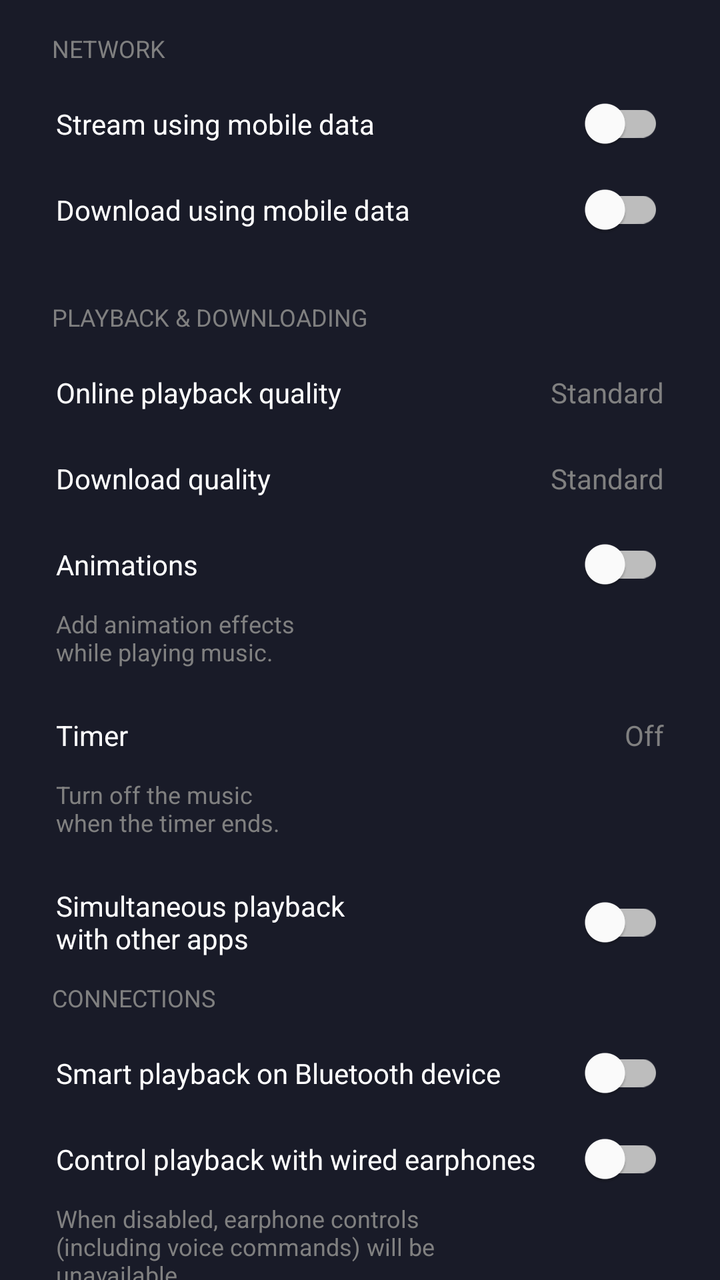
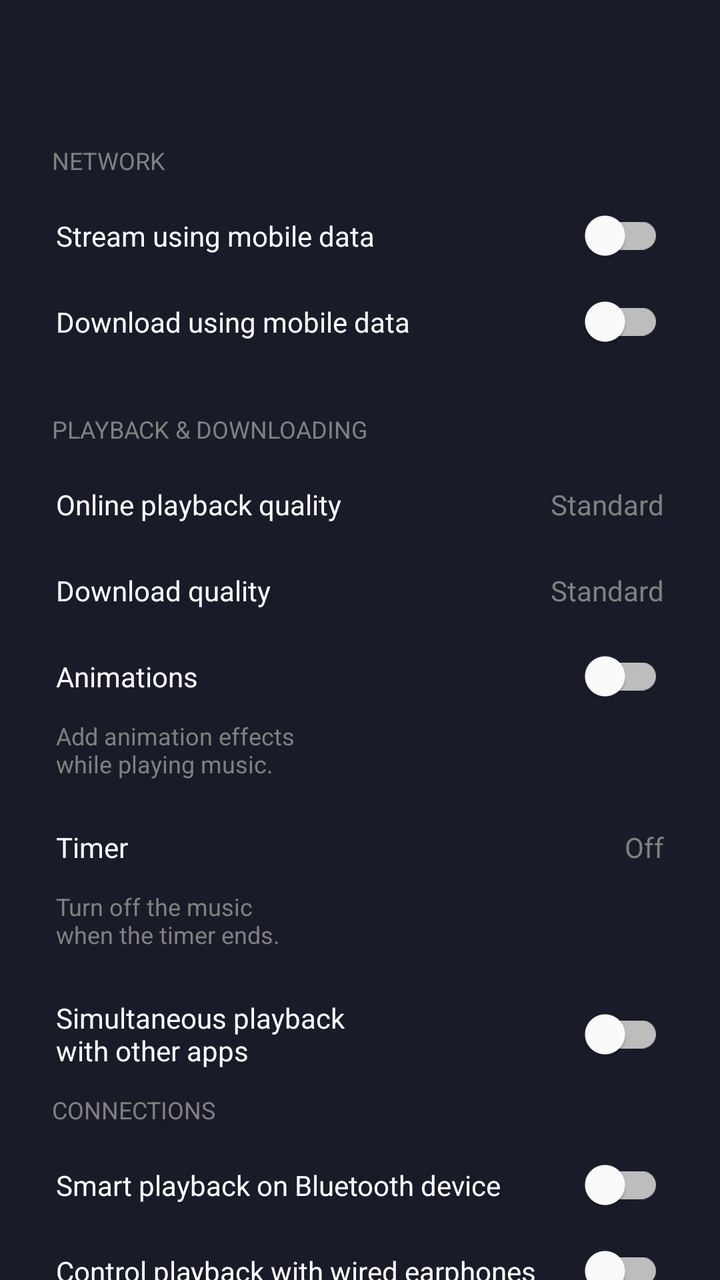

An Android layout rendered at two revisions. The XML below is the earlier revision; the diff shows what the commit changed to produce the second picture.
<!-- AndroidManifest.xml: application theme AppTheme -->
<!-- res/layout/fragment_settings.xml -->
<?xml version="1.0" encoding="utf-8"?>
<RelativeLayout
	xmlns:android="http://schemas.android.com/apk/res/android"
	xmlns:app="http://schemas.android.com/apk/res-auto"
	xmlns:tools="http://schemas.android.com/tools"
	android:layout_width="match_parent"
	android:layout_height="match_parent"
	android:background="@color/mainbg"
	tools:context="com.hyperion.musicx.SettingsFragment"
	android:id="@+id/settingsFrag">

	<android.support.v4.widget.NestedScrollView
		android:layout_width="match_parent"
		android:layout_height="match_parent">

		<LinearLayout
			android:layout_width="match_parent"
			android:layout_height="wrap_content"
			android:orientation="vertical"
			android:padding="16dp">

			<TextView
				android:layout_width="wrap_content"
				android:layout_height="wrap_content"
				android:text="NETWORK"
				android:textColor="#808080"
				android:textSize="12sp"
				android:paddingBottom="8dp"
				android:paddingLeft="10dp"/>

			<android.support.v7.widget.SwitchCompat
				android:id="@+id/switch_stream_mobile"
				android:layout_width="match_parent"
				android:layout_height="wrap_content"
				android:text="Stream using mobile data"
				android:textColor="#FFFFFF"
				android:padding="12dp"
				app:trackTint="@xml/switch_track_selector"
				app:thumbTint="#FFFFFF"/>

			<android.support.v7.widget.SwitchCompat
				android:id="@+id/switch_download_mobile"
				android:layout_width="match_parent"
				android:layout_height="wrap_content"
				android:text="Download using mobile data"
				android:textColor="#FFFFFF"
				android:padding="12dp"
				app:trackTint="@xml/switch_track_selector"
				app:thumbTint="#FFFFFF"/>

			<TextView
				android:layout_width="wrap_content"
				android:layout_height="wrap_content"
				android:text="PLAYBACK &amp; DOWNLOADING"
				android:textColor="#808080"
				android:textSize="12sp"
				android:paddingTop="24dp"
				android:paddingLeft="10dp"
				android:paddingBottom="8dp"/>

			<RelativeLayout
				android:id="@+id/row_online_quality"
				android:layout_width="match_parent"
				android:layout_height="wrap_content"
				android:padding="12dp"
				android:clickable="true"
				android:focusable="true"
				android:background="?attr/selectableItemBackground">

				<TextView
					android:layout_width="wrap_content"
					android:layout_height="wrap_content"
					android:text="Online playback quality"
					android:textColor="#FFFFFF"/>

				<TextView
					android:layout_width="wrap_content"
					android:layout_height="wrap_content"
					android:layout_alignParentRight="true"
					android:text="Standard"
					android:textColor="#808080"/>

			</RelativeLayout>

			<RelativeLayout
				android:id="@+id/row_download_quality"
				android:layout_width="match_parent"
				android:layout_height="wrap_content"
				android:padding="12dp"
				android:clickable="true"
				android:focusable="true"
				android:background="?attr/selectableItemBackground">

				<TextView
					android:layout_width="wrap_content"
					android:layout_height="wrap_content"
					android:text="Download quality"
					android:textColor="#FFFFFF"/>

				<TextView
					android:layout_width="wrap_content"
					android:layout_height="wrap_content"
					android:layout_alignParentRight="true"
					android:text="Standard"
					android:textColor="#808080"/>

			</RelativeLayout>

			<android.support.v7.widget.SwitchCompat
				android:id="@+id/switch_animations"
				android:layout_width="match_parent"
				android:layout_height="wrap_content"
				android:text="Animations"
				android:textColor="#FFFFFF"
				android:padding="12dp"
				app:trackTint="@xml/switch_track_selector"
				app:thumbTint="#FFFFFF"/>

			<TextView
				android:layout_width="match_parent"
				android:layout_height="wrap_content"
				android:text="@string/animText"
				android:textColor="#808080"
				android:textSize="12sp"
				android:paddingLeft="12dp"
				android:paddingBottom="12dp"/>

			<RelativeLayout
				android:id="@+id/row_timer"
				android:layout_width="match_parent"
				android:layout_height="wrap_content"
				android:padding="12dp"
				android:clickable="true"
				android:focusable="true"
				android:background="?attr/selectableItemBackground">

				<TextView
					android:layout_width="wrap_content"
					android:layout_height="wrap_content"
					android:text="Timer"
					android:textColor="#FFFFFF"
					android:id="@+id/fragmentsettingsTextView1"/>

				<TextView
					android:layout_width="wrap_content"
					android:layout_height="wrap_content"
					android:layout_alignParentRight="true"
					android:text="Off"
					android:textColor="#808080"/>

				<TextView
					android:layout_width="wrap_content"
					android:layout_height="wrap_content"
					android:layout_below="@id/fragmentsettingsTextView1"
					android:text="@string/timerText"
					android:textColor="#808080"
					android:textSize="12sp"
					android:paddingTop="12dp"/>

			</RelativeLayout>

			<android.support.v7.widget.SwitchCompat
				android:id="@+id/switch_simplayback"
				android:layout_width="match_parent"
				android:layout_height="wrap_content"
				android:text="@string/playbackheaderText"
				android:textColor="#FFFFFF"
				android:padding="12dp"
				app:trackTint="@xml/switch_track_selector"
				app:thumbTint="#FFFFFF"/>

			<TextView
				android:layout_width="wrap_content"
				android:layout_height="wrap_content"
				android:text="CONNECTIONS"
				android:textColor="#808080"
				android:textSize="12sp"
				android:paddingBottom="8dp"
				android:paddingLeft="10dp"/>

			<android.support.v7.widget.SwitchCompat
				android:id="@+id/switch_smart_play"
				android:layout_width="match_parent"
				android:layout_height="wrap_content"
				android:text="Smart playback on Bluetooth device"
				android:textColor="#FFFFFF"
				android:padding="12dp"
				app:trackTint="@xml/switch_track_selector"
				app:thumbTint="#FFFFFF"/>

			<android.support.v7.widget.SwitchCompat
				android:id="@+id/switch_wired_play"
				android:layout_width="match_parent"
				android:layout_height="wrap_content"
				android:text="Control playback with wired earphones"
				android:textColor="#FFFFFF"
				android:padding="12dp"
				app:trackTint="@xml/switch_track_selector"
				app:thumbTint="#FFFFFF"/>

			<TextView
				android:layout_width="match_parent"
				android:layout_height="wrap_content"
				android:text="@string/playbackText"
				android:textColor="#808080"
				android:textSize="12sp"
				android:paddingLeft="12dp"
				android:paddingBottom="12dp"/>

			<android.support.v7.widget.SwitchCompat
				android:id="@+id/switch_show_lyrics"
				android:layout_width="match_parent"
				android:layout_height="wrap_content"
				android:text="Show lyrics in car"
				android:textColor="#FFFFFF"
				android:padding="12dp"
				app:trackTint="@xml/switch_track_selector"
				app:thumbTint="#FFFFFF"/>

			<TextView
				android:layout_width="wrap_content"
				android:layout_height="wrap_content"
				android:text="SYSTEM SETTINGS"
				android:textColor="#808080"
				android:textSize="12sp"
				android:paddingTop="24dp"
				android:paddingLeft="10dp"
				android:paddingBottom="8dp"/>

			<RelativeLayout
				android:id="@+id/row_filter"
				android:layout_width="match_parent"
				android:layout_height="wrap_content"
				android:padding="12dp"
				android:clickable="true"
				android:focusable="true"
				android:background="?attr/selectableItemBackground">

				<TextView
					android:layout_width="wrap_content"
					android:layout_height="wrap_content"
					android:text="Filter"
					android:textColor="#FFFFFF"/>

				<TextView
					android:layout_width="wrap_content"
					android:layout_height="wrap_content"
					android:layout_alignParentRight="true"
					android:text="&#187;"
					android:textColor="#808080"/>

			</RelativeLayout>

			<RelativeLayout
				android:id="@+id/row_notifications"
				android:layout_width="match_parent"
				android:layout_height="wrap_content"
				android:padding="12dp"
				android:clickable="true"
				android:focusable="true"
				android:background="?attr/selectableItemBackground">

				<TextView
					android:layout_width="wrap_content"
					android:layout_height="wrap_content"
					android:text="Notifications"
					android:textColor="#FFFFFF"/>

				<TextView
					android:layout_width="wrap_content"
					android:layout_height="wrap_content"
					android:layout_alignParentRight="true"
					android:text="&#187;"
					android:textColor="#808080"/>

			</RelativeLayout>

			<android.support.v7.widget.SwitchCompat
				android:id="@+id/switch_cloud_sync"
				android:layout_width="match_parent"
				android:layout_height="wrap_content"
				android:text="Sync to cloud"
				android:textColor="#FFFFFF"
				android:padding="12dp"
				app:trackTint="@xml/switch_track_selector"
				app:thumbTint="#FFFFFF"/>

			<TextView
				android:layout_width="match_parent"
				android:layout_height="wrap_content"
				android:text="@string/cloudsyncText"
				android:textColor="#808080"
				android:textSize="12sp"
				android:paddingLeft="12dp"
				android:paddingBottom="12dp"/>
			
			<android.support.v7.widget.SwitchCompat
				android:id="@+id/switch_content_restrictions"
				android:layout_width="match_parent"
				android:layout_height="wrap_content"
				android:text="Content restrictions"
				android:textColor="#FFFFFF"
				android:padding="12dp"
				app:trackTint="@xml/switch_track_selector"
				app:thumbTint="#FFFFFF"/>

			<TextView
				android:layout_width="match_parent"
				android:layout_height="wrap_content"
				android:text="@string/restrictionsText"
				android:textColor="#808080"
				android:textSize="12sp"
				android:paddingLeft="12dp"
				android:paddingBottom="12dp"/>
			
			<RelativeLayout
				android:id="@+id/row_cache"
				android:layout_width="match_parent"
				android:layout_height="wrap_content"
				android:padding="12dp"
				android:clickable="true"
				android:focusable="true"
				android:background="?attr/selectableItemBackground">

				<TextView
					android:layout_width="wrap_content"
					android:layout_height="wrap_content"
					android:text="Clear cache"
					android:textColor="#FFFFFF"/>

				<TextView
					android:layout_width="wrap_content"
					android:layout_height="wrap_content"
					android:layout_alignParentRight="true"
					android:text="&#187;"
					android:textColor="#808080"/>

			</RelativeLayout>
			
			<TextView
				android:layout_width="wrap_content"
				android:layout_height="wrap_content"
				android:text="MORE SETTINGS"
				android:textColor="#808080"
				android:textSize="12sp"
				android:paddingTop="24dp"
				android:paddingLeft="10dp"
				android:paddingBottom="8dp"/>

			<RelativeLayout
				android:id="@+id/row_extras"
				android:layout_width="match_parent"
				android:layout_height="wrap_content"
				android:padding="12dp"
				android:clickable="true"
				android:focusable="true"
				android:background="?attr/selectableItemBackground">

				<TextView
					android:layout_width="wrap_content"
					android:layout_height="wrap_content"
					android:text="More settings"
					android:textColor="#FFFFFF"/>

				<TextView
					android:layout_width="wrap_content"
					android:layout_height="wrap_content"
					android:layout_alignParentRight="true"
					android:text="&#187;"
					android:textColor="#808080"/>

			</RelativeLayout>
			
			<RelativeLayout
				android:id="@+id/row_updates"
				android:layout_width="match_parent"
				android:layout_height="wrap_content"
				android:padding="12dp"
				android:clickable="true"
				android:focusable="true"
				android:background="?attr/selectableItemBackground">

				<TextView
					android:layout_width="wrap_content"
					android:layout_height="wrap_content"
					android:text="Check for updates"
					android:textColor="#FFFFFF"/>

				<TextView
					android:layout_width="wrap_content"
					android:layout_height="wrap_content"
					android:layout_alignParentRight="true"
					android:text="&#187;"
					android:textColor="#808080"/>

			</RelativeLayout>
			
			<RelativeLayout
				android:id="@+id/row_about"
				android:layout_width="match_parent"
				android:layout_height="wrap_content"
				android:padding="12dp"
				android:clickable="true"
				android:focusable="true"
				android:background="?attr/selectableItemBackground">

				<TextView
					android:layout_width="wrap_content"
					android:layout_height="wrap_content"
					android:text="About"
					android:textColor="#FFFFFF"/>

				<TextView
					android:layout_width="wrap_content"
					android:layout_height="wrap_content"
					android:layout_alignParentRight="true"
					android:text="&#187;"
					android:textColor="#808080"/>

			</RelativeLayout>

		</LinearLayout>

	</android.support.v4.widget.NestedScrollView>

</RelativeLayout>
<!-- resources referenced by this layout -->
<resources>
  <color name="mainbg">#191b28</color>
  <string name="animText">Add animation effects \nwhile playing music.</string>
  <string name="cloudsyncText">Automatically sync local songs \nwhen connected to internet.</string>
  <string name="playbackText">When disabled, earphone controls \n(including voice commands) will be \nunavailable.</string>
  <string name="playbackheaderText">Simultaneous playback \nwith other apps</string>
  <string name="restrictionsText">Explicit songs won`t \nbe able to be played.</string>
  <string name="timerText">Turn off the music \nwhen the timer ends.</string>
  <style name="AppTheme" parent="Theme.AppCompat.Light.DarkActionBar">
          
          <item name="colorPrimary">@color/colorPrimary</item>
          <item name="colorPrimaryDark">@color/colorPrimaryDark</item>
          <item name="colorAccent">@color/colorAccent</item>
      </style>
  <color name="colorPrimary">#3F51B5</color>
  <color name="colorPrimaryDark">#303F9F</color>
  <color name="colorAccent">#FF4081</color>
</resources>

<!-- the commit's change to res/layout/fragment_settings.xml (unified diff, before → after) -->
@@ -9,9 +9,18 @@
 	tools:context="com.hyperion.musicx.SettingsFragment"
 	android:id="@+id/settingsFrag">
 
+	<android.support.v7.widget.Toolbar
+		android:id="@+id/toolbarsettings"
+		android:layout_width="match_parent"
+		android:layout_height="?attr/actionBarSize"
+		android:background="@android:color/transparent"
+		app:elevation="0dp"
+		app:theme="@style/ThemeOverlay.AppCompat.Dark.ActionBar"/>
+
 	<android.support.v4.widget.NestedScrollView
 		android:layout_width="match_parent"
-		android:layout_height="match_parent">
+		android:layout_height="match_parent"
+		android:layout_below="@id/toolbarsettings">
 
 		<LinearLayout
 			android:layout_width="match_parent"
@@ -98,6 +107,7 @@
 					android:textColor="#FFFFFF"/>
 
 				<TextView
+					android:id="@+id/download_quality_setting"
 					android:layout_width="wrap_content"
 					android:layout_height="wrap_content"
 					android:layout_alignParentRight="true"
@@ -142,6 +152,7 @@
 					android:id="@+id/fragmentsettingsTextView1"/>
 
 				<TextView
+					android:id="@+id/timerSet"
 					android:layout_width="wrap_content"
 					android:layout_height="wrap_content"
 					android:layout_alignParentRight="true"
@@ -246,7 +257,7 @@
 					android:layout_width="wrap_content"
 					android:layout_height="wrap_content"
 					android:layout_alignParentRight="true"
-					android:text="&#187;"
+					android:text="»"
 					android:textColor="#808080"/>
 
 			</RelativeLayout>
@@ -270,7 +281,7 @@
 					android:layout_width="wrap_content"
 					android:layout_height="wrap_content"
 					android:layout_alignParentRight="true"
-					android:text="&#187;"
+					android:text="»"
 					android:textColor="#808080"/>
 
 			</RelativeLayout>
@@ -293,7 +304,7 @@
 				android:textSize="12sp"
 				android:paddingLeft="12dp"
 				android:paddingBottom="12dp"/>
-			
+
 			<android.support.v7.widget.SwitchCompat
 				android:id="@+id/switch_content_restrictions"
 				android:layout_width="match_parent"
@@ -312,7 +323,7 @@
 				android:textSize="12sp"
 				android:paddingLeft="12dp"
 				android:paddingBottom="12dp"/>
-			
+
 			<RelativeLayout
 				android:id="@+id/row_cache"
 				android:layout_width="match_parent"
@@ -332,11 +343,11 @@
 					android:layout_width="wrap_content"
 					android:layout_height="wrap_content"
 					android:layout_alignParentRight="true"
-					android:text="&#187;"
-					android:textColor="#808080"/>
-
-			</RelativeLayout>
-			
+					android:text="»"
+					android:textColor="#808080"/>
+
+			</RelativeLayout>
+
 			<TextView
 				android:layout_width="wrap_content"
 				android:layout_height="wrap_content"
@@ -366,11 +377,11 @@
 					android:layout_width="wrap_content"
 					android:layout_height="wrap_content"
 					android:layout_alignParentRight="true"
-					android:text="&#187;"
-					android:textColor="#808080"/>
-
-			</RelativeLayout>
-			
+					android:text="»"
+					android:textColor="#808080"/>
+
+			</RelativeLayout>
+
 			<RelativeLayout
 				android:id="@+id/row_updates"
 				android:layout_width="match_parent"
@@ -390,11 +401,11 @@
 					android:layout_width="wrap_content"
 					android:layout_height="wrap_content"
 					android:layout_alignParentRight="true"
-					android:text="&#187;"
-					android:textColor="#808080"/>
-
-			</RelativeLayout>
-			
+					android:text="»"
+					android:textColor="#808080"/>
+
+			</RelativeLayout>
+
 			<RelativeLayout
 				android:id="@+id/row_about"
 				android:layout_width="match_parent"
@@ -414,7 +425,7 @@
 					android:layout_width="wrap_content"
 					android:layout_height="wrap_content"
 					android:layout_alignParentRight="true"
-					android:text="&#187;"
+					android:text="»"
 					android:textColor="#808080"/>
 
 			</RelativeLayout>
